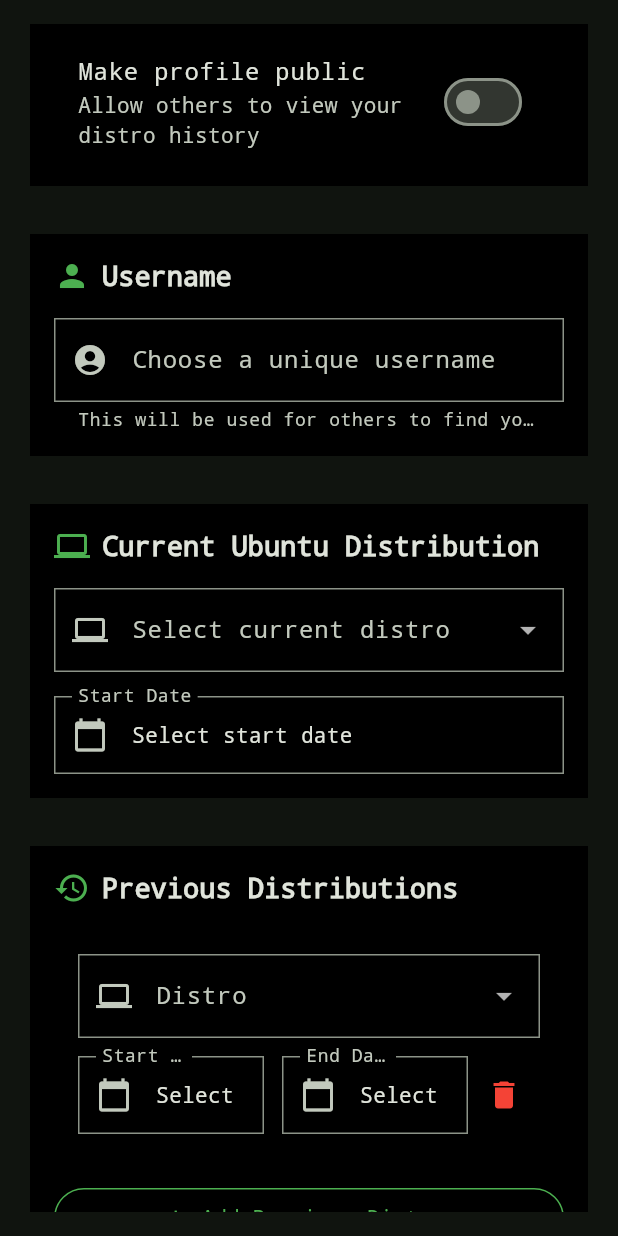
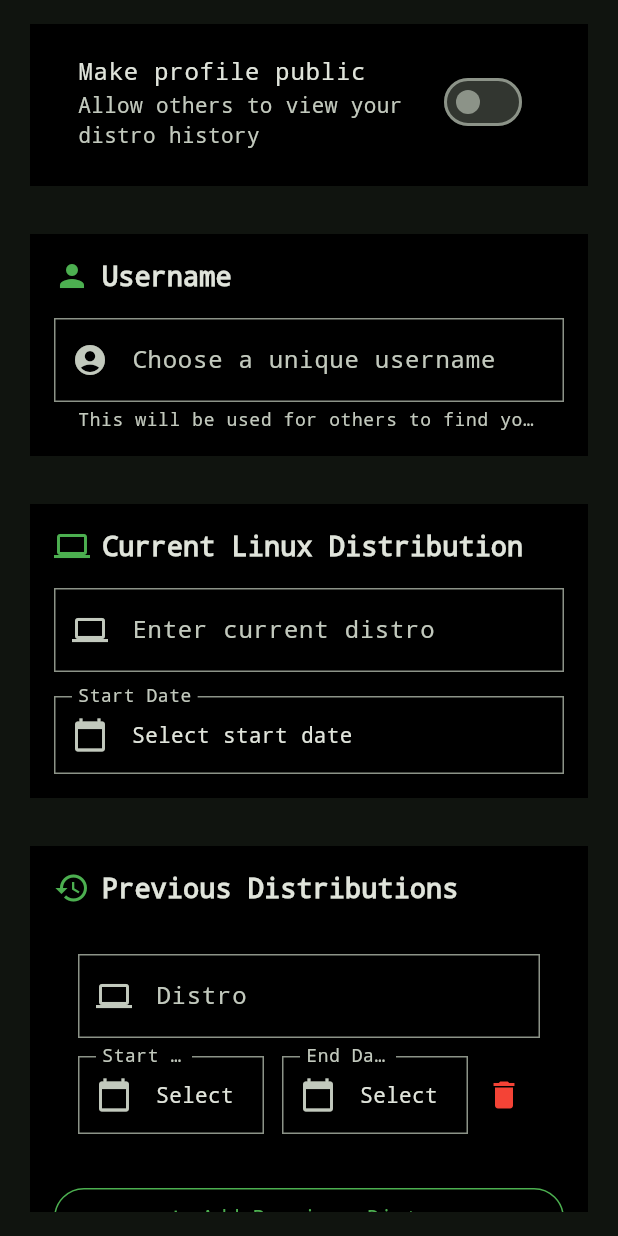
Before and after one commit to ThomasNowProductions/LinuxDex, a Flutter app: the ProfileScreenBody widget shown alone on an empty page, opened directly, scrolled down 96 dp, after a tap on "Add Previous Distro", on a phone screen of 412 x 824 dp. Run offline on Flutter 3.47's test engine with Material 3 defaults, Android fonts, the phone set to English and light mode, and no system bars; our stand-ins replace flutter_dotenv, supabase_flutter; accounts and stored records are empty.

Commit message:
Added custom inputs

```diff
--- a/lib/screens/profile_screen.dart
+++ b/lib/screens/profile_screen.dart
@@ -10,6 +10,7 @@
 
 class _ProfileScreenBodyState extends State<ProfileScreenBody> {
   final _usernameController = TextEditingController();
+  final _currentDistroController = TextEditingController();
 
   final List<String> linuxDistros = [
     'AlmaLinux',
@@ -55,6 +56,15 @@
     _loadProfile();
   }
 
+  @override
+  void dispose() {
+    _currentDistroController.dispose();
+    for (final prev in _previousDistros) {
+      prev['controller']?.dispose();
+    }
+    super.dispose();
+  }
+
   Future<void> _loadProfile() async {
     final user = Supabase.instance.client.auth.currentUser;
     if (user == null) return;
@@ -95,9 +105,11 @@
               'distro': item['distro_name'],
               'startDate': DateTime.parse(item['start_date']),
               'endDate': item['end_date'] != null ? DateTime.parse(item['end_date']) : null,
+              'controller': TextEditingController(text: item['distro_name'] ?? ''),
             });
           }
         }
+        _currentDistroController.text = _currentDistro ?? '';
       });
     } catch (e) {
       // Distro history might not exist yet
@@ -110,11 +122,13 @@
         'distro': null,
         'startDate': null,
         'endDate': null,
+        'controller': TextEditingController(),
       });
     });
   }
 
   void _removePreviousDistro(int index) {
+    _previousDistros[index]['controller'].dispose();
     setState(() {
       _previousDistros.removeAt(index);
     });
@@ -125,7 +139,7 @@
     if (user == null) return;
 
     // Validation
-    if (_currentDistro != null && _currentStartDate == null) {
+    if (_currentDistroController.text.trim().isNotEmpty && _currentStartDate == null) {
       setState(() {
         _errorMessage = 'Please select a start date for your current distro.';
       });
@@ -133,7 +147,7 @@
     }
 
     for (final prev in _previousDistros) {
-      if (prev['distro'] != null) {
+      if (prev['controller'].text.trim().isNotEmpty) {
         if (prev['startDate'] == null || prev['endDate'] == null) {
           setState(() {
             _errorMessage = 'Please provide both start and end dates for previous distros.';
@@ -166,10 +180,11 @@
       final inserts = <Map<String, dynamic>>[];
 
       // Current distro
-      if (_currentDistro != null && _currentStartDate != null) {
+      final currentDistroName = _currentDistroController.text.trim();
+      if (currentDistroName.isNotEmpty && _currentStartDate != null) {
         inserts.add({
           'user_id': user.id,
-          'distro_name': _currentDistro,
+          'distro_name': currentDistroName,
           'start_date': _currentStartDate!.toIso8601String().split('T')[0],
           'end_date': null,
           'current_flag': true,
@@ -178,10 +193,11 @@
 
       // Previous distros
       for (final prev in _previousDistros) {
-        if (prev['distro'] != null && prev['startDate'] != null && prev['endDate'] != null) {
+        final distroName = prev['controller'].text.trim();
+        if (distroName.isNotEmpty && prev['startDate'] != null && prev['endDate'] != null) {
           inserts.add({
             'user_id': user.id,
-            'distro_name': prev['distro'],
+            'distro_name': distroName,
             'start_date': prev['startDate'].toIso8601String().split('T')[0],
             'end_date': prev['endDate'].toIso8601String().split('T')[0],
             'current_flag': false,
@@ -289,18 +305,16 @@
                       children: [
                         const Icon(Icons.computer, color: Colors.green),
                         const SizedBox(width: 8),
-                        Text('Current Ubuntu Distribution', style: Theme.of(context).textTheme.titleLarge),
+                        Text('Current Linux Distribution', style: Theme.of(context).textTheme.titleLarge),
                       ],
                     ),
                     const SizedBox(height: 16),
-                    DropdownButtonFormField<String>(
-                      initialValue: _currentDistro,
+                    TextFormField(
+                      controller: _currentDistroController,
                       decoration: const InputDecoration(
-                        labelText: 'Select current distro',
+                        labelText: 'Enter current distro',
                         prefixIcon: Icon(Icons.laptop),
                       ),
-                      items: linuxDistros.map((distro) => DropdownMenuItem(value: distro, child: Text(distro))).toList(),
-                      onChanged: (value) => setState(() => _currentDistro = value),
                     ),
                     const SizedBox(height: 16),
                     InkWell(
@@ -354,14 +368,12 @@
                           padding: const EdgeInsets.all(12.0),
                           child: Column(
                             children: [
-                              DropdownButtonFormField<String>(
-                                initialValue: prev['distro'],
+                              TextFormField(
+                                controller: prev['controller'],
                                 decoration: const InputDecoration(
                                   labelText: 'Distro',
                                   prefixIcon: Icon(Icons.laptop),
                                 ),
-                                items: linuxDistros.map((distro) => DropdownMenuItem(value: distro, child: Text(distro))).toList(),
-                                onChanged: (value) => setState(() => _previousDistros[index]['distro'] = value),
                               ),
                               const SizedBox(height: 12),
                               Row(
```
